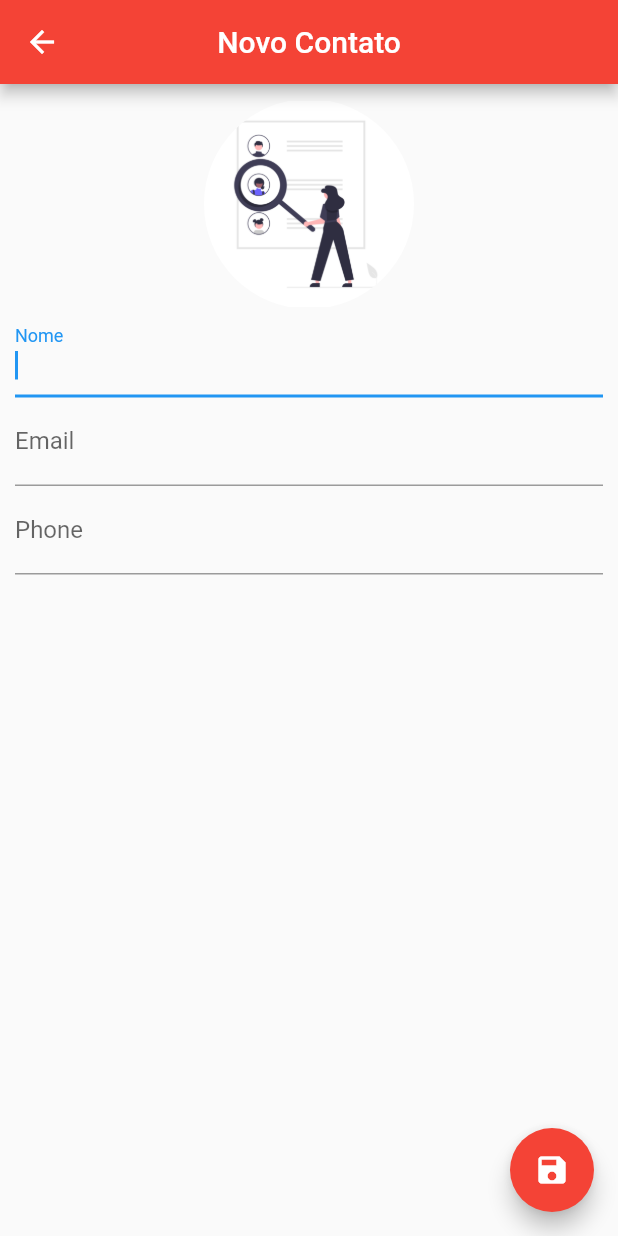
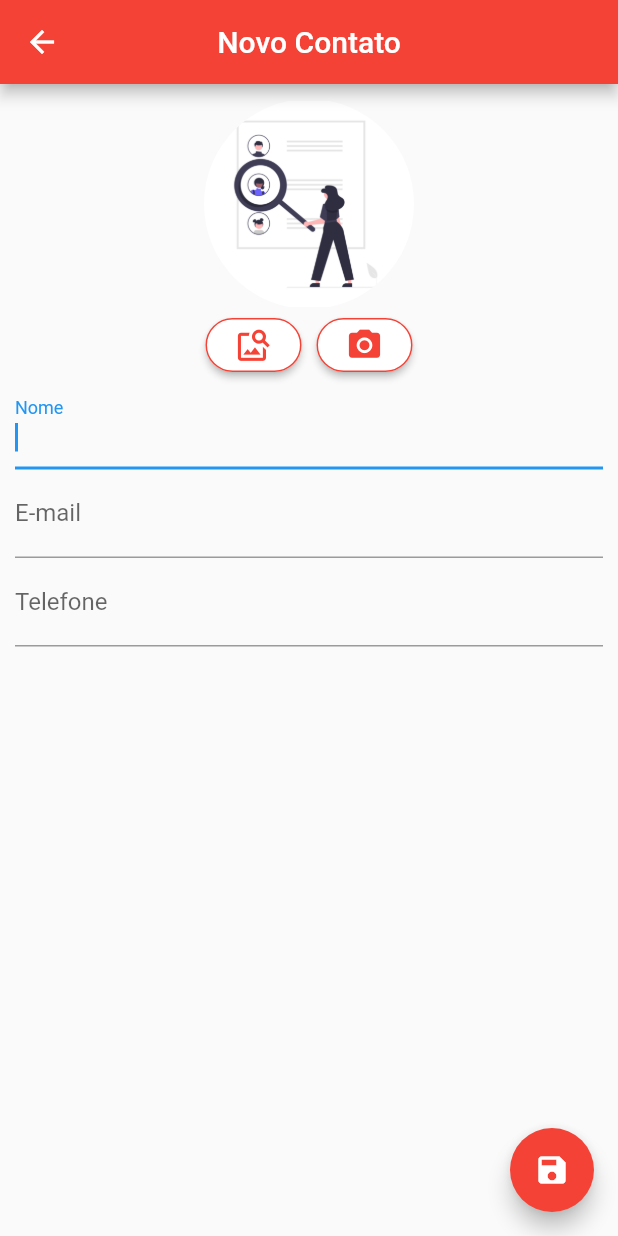
Before and after one commit to willgoncalvescruz/super-app, a Flutter app: the ContactPage screen opened directly, after a tap on the "save" icon, on a phone screen of 412 x 824 dp. Run offline on Flutter 3.47's test engine with Material 2 defaults, Android fonts, the phone set to English and light mode, and no system bars; our stand-ins replace grouped_list, image_picker, share, sqflite, transparent_image; missing offline and left inert: flutter_share, splash_screen_view; accounts and stored records are empty.

Commit message:
update flutter and include app agenda de contatos

```diff
--- a/lib/screens/agenda_contatos/ui/agendacontato.dart
+++ b/lib/screens/agenda_contatos/ui/agendacontato.dart
@@ -137,14 +137,14 @@ class _HomeState extends State<Home> {
                 future: getContactImage(contacts[index].img),
               ),
               Padding(
-                padding: const EdgeInsets.only(left: 10),
+                padding: const EdgeInsets.only(left: 15),
                 child: Column(
                   crossAxisAlignment: CrossAxisAlignment.start,
                   children: [
                     Text(
                       contacts[index].name ?? "",
                       style: const TextStyle(
-                        fontSize: 22,
+                        fontSize: 20,
                         fontWeight: FontWeight.bold,
                       ),
                     ),
--- a/lib/screens/agenda_contatos/ui/contact_page.dart
+++ b/lib/screens/agenda_contatos/ui/contact_page.dart
@@ -52,7 +52,9 @@ class _ContactPageState extends State<ContactPage> {
         floatingActionButton: FloatingActionButton(
           onPressed: () {
             if (_editedContact!.name != null &&
-                _editedContact!.name!.isNotEmpty) {
+                _editedContact!.name!.isNotEmpty &&
+                _editedContact!.email!.isNotEmpty &&
+                _editedContact!.phone!.isNotEmpty) {
               Navigator.pop(context, _editedContact);
             } else {
               FocusScope.of(context).requestFocus(_nameFocus);
@@ -92,6 +94,77 @@ class _ContactPageState extends State<ContactPage> {
                   });
                 },
               ),
+              Row(
+                mainAxisAlignment: MainAxisAlignment.center,
+                children: <Widget>[
+                  ElevatedButton(
+                    style: ButtonStyle(
+                        foregroundColor:
+                            MaterialStateProperty.all<Color>(Colors.white),
+                        backgroundColor:
+                            MaterialStateProperty.all<Color>(Colors.white),
+                        shape:
+                            MaterialStateProperty.all<RoundedRectangleBorder>(
+                                RoundedRectangleBorder(
+                                    borderRadius: BorderRadius.circular(100),
+                                    side:
+                                        const BorderSide(color: Colors.red)))),
+                    onPressed: () {
+                      ImagePicker()
+                          .pickImage(source: ImageSource.gallery)
+                          .then((file) {
+                        if (file == null) {
+                          return;
+                        }
+                        setState(() {
+                          _editedContact!.img = file.path;
+                        });
+                      });
+                    },
+                    child: const Icon(
+                      Icons.image_search,
+                      size: 25,
+                      color: Colors.red,
+                    ), //const Text('Galeria'),
+                  ),
+                  const SizedBox(width: 10),
+                  ElevatedButton(
+                    style: ButtonStyle(
+                        foregroundColor:
+                            MaterialStateProperty.all<Color>(Colors.white),
+                        backgroundColor:
+                            MaterialStateProperty.all<Color>(Colors.white),
+                        shape:
+                            MaterialStateProperty.all<RoundedRectangleBorder>(
+                                RoundedRectangleBorder(
+                                    borderRadius: BorderRadius.circular(100),
+                                    side:
+                                        const BorderSide(color: Colors.red)))),
+                    /* style: ElevatedButton.styleFrom(
+                      shape: const CircleBorder(),
+                      padding: const EdgeInsets.all(15),
+                    ), */
+                    onPressed: () {
+                      ImagePicker()
+                          .pickImage(source: ImageSource.camera)
+                          .then((file) {
+                        if (file == null) {
+                          return;
+                        }
+                        setState(() {
+                          _editedContact!.img = file.path;
+                        });
+                      });
+                    },
+                    child: const Icon(
+                      Icons.camera_alt,
+                      size: 25,
+                      color: Colors.red,
+                    ),
+                    //const Text('Camera'),
+                  ),
+                ],
+              ),
               TextField(
                 decoration: const InputDecoration(labelText: "Nome"),
                 onChanged: (text) {
@@ -104,7 +177,7 @@ class _ContactPageState extends State<ContactPage> {
                 focusNode: _nameFocus,
               ),
               TextField(
-                decoration: const InputDecoration(labelText: "Email"),
+                decoration: const InputDecoration(labelText: "E-mail"),
                 onChanged: (text) {
                   _userEdited = true;
                   _editedContact!.email = text;
@@ -113,7 +186,7 @@ class _ContactPageState extends State<ContactPage> {
                 keyboardType: TextInputType.emailAddress,
               ),
               TextField(
-                decoration: const InputDecoration(labelText: "Phone"),
+                decoration: const InputDecoration(labelText: "Telefone"),
                 onChanged: (text) {
                   _userEdited = true;
                   _editedContact!.phone = text;
```
Also changed, not shown: 1 other file.
